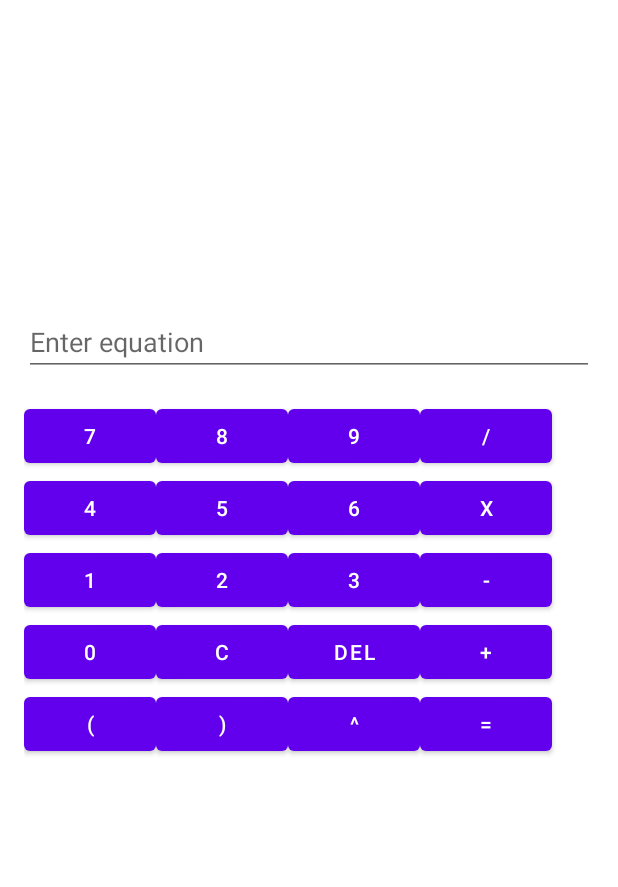
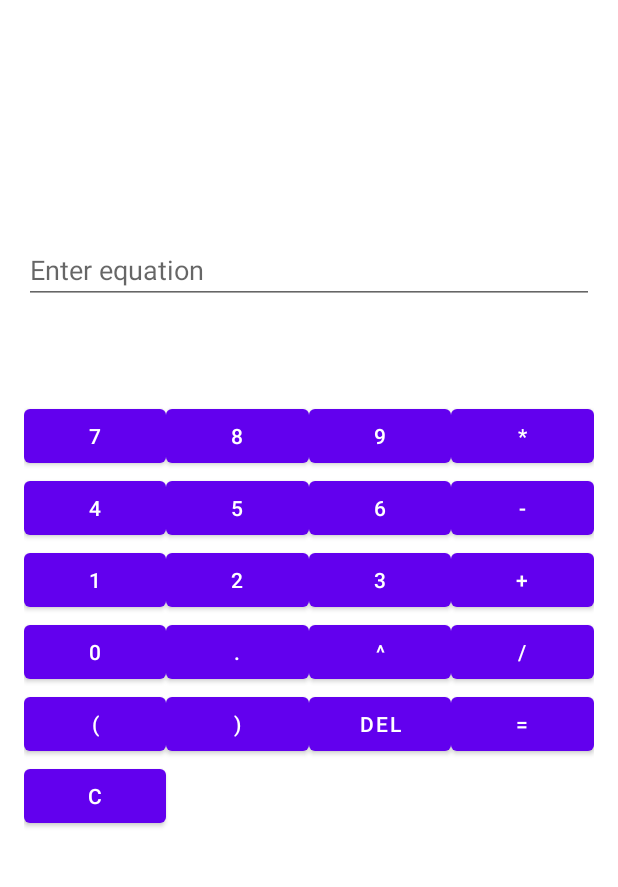
Before and after one commit to trayshiwala/PEMDAS-Calculator, an Android app: the screen it shows after launch (MainActivity), on a phone screen of 412 x 824 dp, the part 84-971 px from its top. Run offline under Robolectric (Android 15) with nearby library versions, the phone set to English and light mode, and no system bars; our stand-ins replace navigation-ui.

Commit message:
changed number format and made parentheses work on their own as multiplication. Also fixed Steps enumeration.

```diff
--- a/app/src/main/java/com/mobileapp/pemdascalculator/WelcomeFragment.java
+++ b/app/src/main/java/com/mobileapp/pemdascalculator/WelcomeFragment.java
@@ -26,7 +26,7 @@ public class WelcomeFragment extends Fragment {
                 R.id.btn_0, R.id.btn_1, R.id.btn_2, R.id.btn_3, R.id.btn_4,
                 R.id.btn_5, R.id.btn_6, R.id.btn_7, R.id.btn_8, R.id.btn_9,
                 R.id.btn_plus, R.id.btn_minus, R.id.btn_multiply, R.id.btn_divide,
-                R.id.btn_open_parenthesis, R.id.btn_close_parenthesis, R.id.btn_exponent
+                R.id.btn_open_parenthesis, R.id.btn_close_parenthesis, R.id.btn_exponent, R.id.btn_decimal
         };
 
         for (int id : buttonIds) {
--- a/app/src/main/res/layout/fragment_welcome.xml
+++ b/app/src/main/res/layout/fragment_welcome.xml
@@ -15,37 +15,39 @@
         android:textSize="18sp" />
 
     <GridLayout
-        android:id="@+id/buttonGrid"
         android:layout_width="match_parent"
         android:layout_height="wrap_content"
         android:columnCount="4"
-        android:paddingTop="16dp"
+        android:paddingTop="64dp"
         android:alignmentMode="alignMargins">
 
-        <Button android:id="@+id/btn_7" android:text="7" />
-        <Button android:id="@+id/btn_8" android:text="8" />
-        <Button android:id="@+id/btn_9" android:text="9" />
-        <Button android:id="@+id/btn_divide" android:text="/" />
+        <Button android:id="@+id/btn_7" android:layout_width="0dp" android:layout_height="wrap_content" android:text="7" android:layout_columnWeight="1" />
+        <Button android:id="@+id/btn_8" android:layout_width="0dp" android:layout_height="wrap_content" android:text="8" android:layout_columnWeight="1" />
+        <Button android:id="@+id/btn_9" android:layout_width="0dp" android:layout_height="wrap_content" android:text="9" android:layout_columnWeight="1" />
+        <Button android:id="@+id/btn_multiply" android:layout_width="0dp" android:layout_height="wrap_content" android:text="*" android:layout_columnWeight="1" />
 
-        <Button android:id="@+id/btn_4" android:text="4" />
-        <Button android:id="@+id/btn_5" android:text="5" />
-        <Button android:id="@+id/btn_6" android:text="6" />
-        <Button android:id="@+id/btn_multiply" android:text="x" />
+        <Button android:id="@+id/btn_4" android:layout_width="0dp" android:layout_height="wrap_content" android:text="4" android:layout_columnWeight="1" />
+        <Button android:id="@+id/btn_5" android:layout_width="0dp" android:layout_height="wrap_content" android:text="5" android:layout_columnWeight="1" />
+        <Button android:id="@+id/btn_6" android:layout_width="0dp" android:layout_height="wrap_content" android:text="6" android:layout_columnWeight="1" />
+        <Button android:id="@+id/btn_minus" android:layout_width="0dp" android:layout_height="wrap_content" android:text="-" android:layout_columnWeight="1" />
 
-        <Button android:id="@+id/btn_1" android:text="1" />
-        <Button android:id="@+id/btn_2" android:text="2" />
-        <Button android:id="@+id/btn_3" android:text="3" />
-        <Button android:id="@+id/btn_minus" android:text="-" />
+        <Button android:id="@+id/btn_1" android:layout_width="0dp" android:layout_height="wrap_content" android:text="1" android:layout_columnWeight="1" />
+        <Button android:id="@+id/btn_2" android:layout_width="0dp" android:layout_height="wrap_content" android:text="2" android:layout_columnWeight="1" />
+        <Button android:id="@+id/btn_3" android:layout_width="0dp" android:layout_height="wrap_content" android:text="3" android:layout_columnWeight="1" />
+        <Button android:id="@+id/btn_plus" android:layout_width="0dp" android:layout_height="wrap_content" android:text="+" android:layout_columnWeight="1" />
 
-        <Button android:id="@+id/btn_0" android:text="0" />
-        <Button android:id="@+id/btn_clear" android:text="C" />
-        <Button android:id="@+id/btn_delete" android:text="DEL" />
-        <Button android:id="@+id/btn_plus" android:text="+" />
+        <Button android:id="@+id/btn_0" android:layout_width="0dp" android:layout_height="wrap_content" android:text="0" android:layout_columnWeight="1" />
+        <Button android:id="@+id/btn_decimal" android:layout_width="0dp" android:layout_height="wrap_content" android:text="." android:layout_columnWeight="1" />
+        <Button android:id="@+id/btn_exponent" android:layout_width="0dp" android:layout_height="wrap_content" android:text="^" android:layout_columnWeight="1" />
+        <Button android:id="@+id/btn_divide" android:layout_width="0dp" android:layout_height="wrap_content" android:text="/" android:layout_columnWeight="1" />
 
-        <Button android:id="@+id/btn_open_parenthesis" android:text="(" />
-        <Button android:id="@+id/btn_close_parenthesis" android:text=")" />
-        <Button android:id="@+id/btn_exponent" android:text="^" />
-        <Button android:id="@+id/btn_equals" android:text="=" />
+        <Button android:id="@+id/btn_open_parenthesis" android:layout_width="0dp" android:layout_height="wrap_content" android:text="(" android:layout_columnWeight="1" />
+        <Button android:id="@+id/btn_close_parenthesis" android:layout_width="0dp" android:layout_height="wrap_content" android:text=")" android:layout_columnWeight="1" />
+        <Button android:id="@+id/btn_delete" android:layout_width="0dp" android:layout_height="wrap_content" android:text="DEL" android:layout_columnWeight="1" />
+        <Button android:id="@+id/btn_equals" android:layout_width="0dp" android:layout_height="wrap_content" android:text="=" android:layout_columnWeight="1" />
+
+        <Button android:id="@+id/btn_clear" android:layout_width="0dp" android:layout_height="wrap_content" android:text="C" android:layout_columnWeight="1" />
+
     </GridLayout>
 
 </LinearLayout>
--- a/app/src/main/res/navigation/nav_graph.xml
+++ b/app/src/main/res/navigation/nav_graph.xml
@@ -15,5 +15,9 @@
     <fragment
         android:id="@+id/nextFragment"
         android:name="com.mobileapp.pemdascalculator.NextFragment"
-        android:label="Next" />
+        android:label="Next">
+        <action
+            android:id="@+id/action_nextFragment_to_welcomeFragment"
+            app:destination="@id/welcomeFragment" />
+    </fragment>
 </navigation>
```
Also changed, not shown: app/src/main/java/com/mobileapp/pemdascalculator/NextFragment.java (+31 -13 lines), app/src/main/res/layout/fragment_next.xml (+11 -2 lines).
